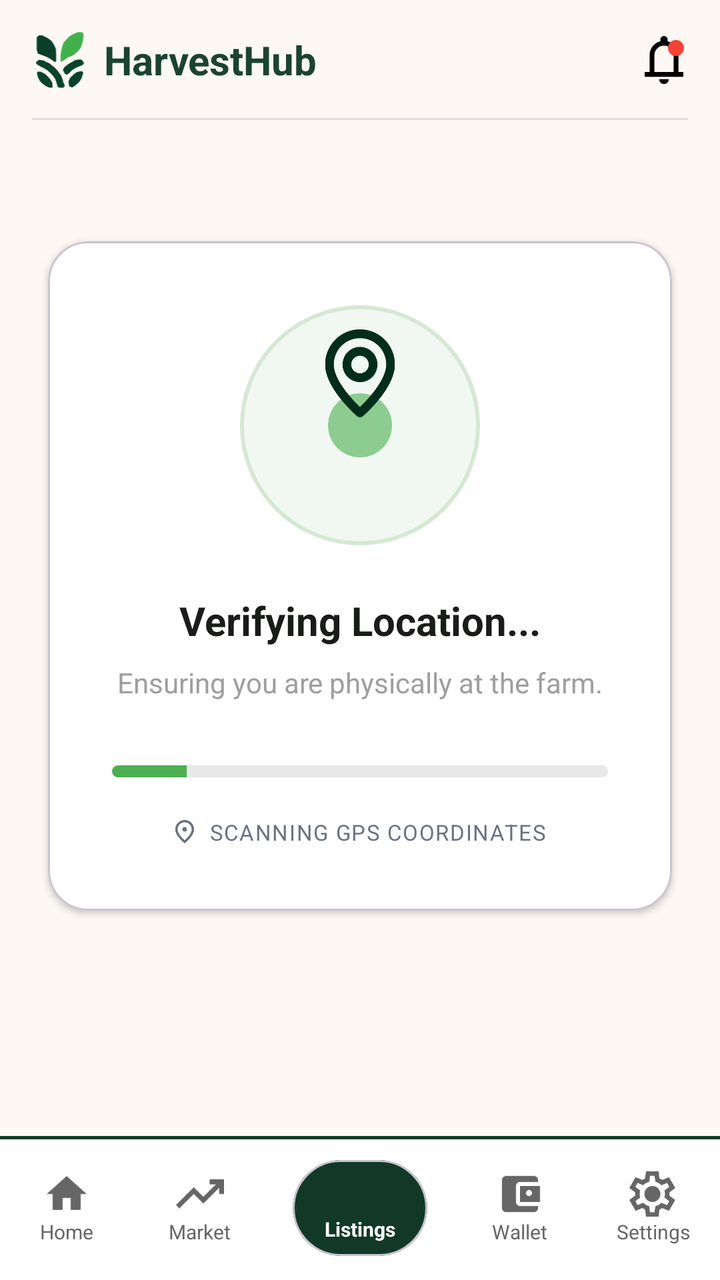
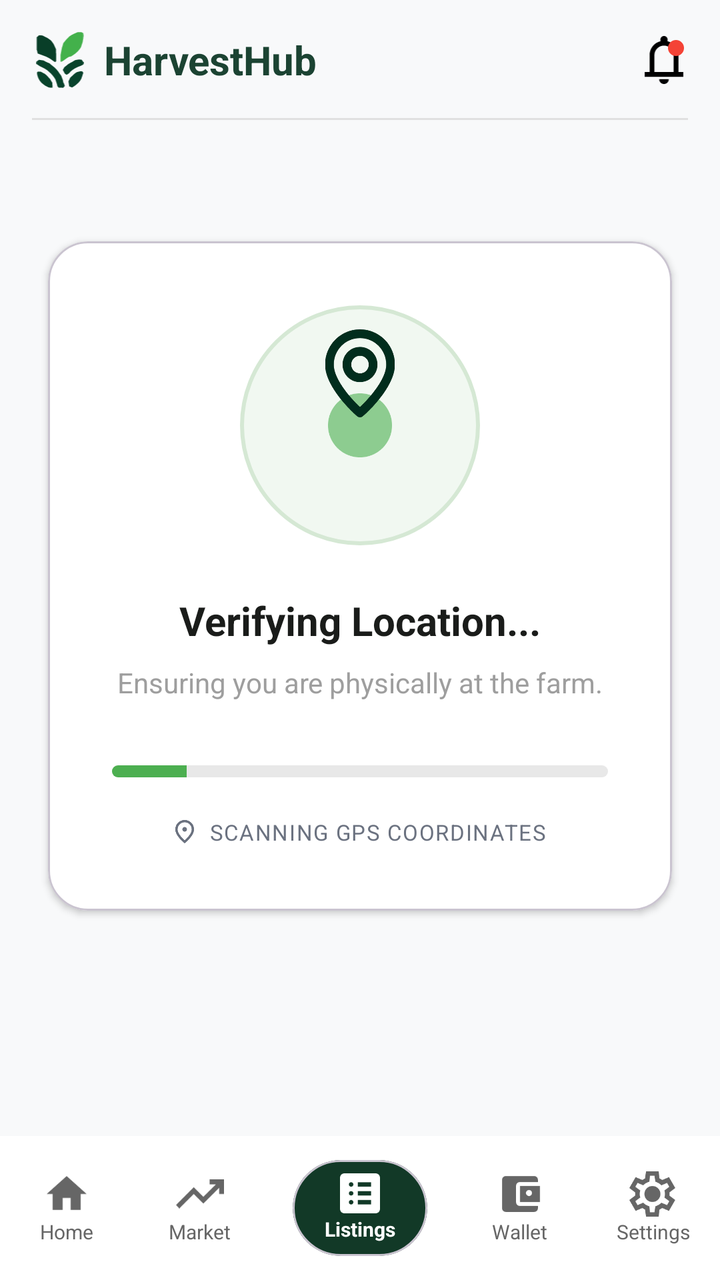

Screens rendered from an Android XML layout before and after an edit, with the pre-edit source and the edit as a unified diff.
<!-- AndroidManifest.xml: application theme Theme.HarvestHubMobile -->
<!-- res/layout/activity_location_verification.xml -->
<?xml version="1.0" encoding="utf-8"?>
<androidx.constraintlayout.widget.ConstraintLayout xmlns:android="http://schemas.android.com/apk/res/android"
    xmlns:app="http://schemas.android.com/apk/res-auto"
    xmlns:tools="http://schemas.android.com/tools"
    android:layout_width="match_parent"
    android:layout_height="match_parent"
    android:background="@color/bg_cream">

    
    <RelativeLayout
        android:id="@+id/topAppBar"
        android:layout_width="match_parent"
        android:layout_height="60dp"
        android:background="@color/bg_cream"
        android:paddingHorizontal="16dp"
        app:layout_constraintTop_toTopOf="parent">

        <LinearLayout
            android:layout_width="wrap_content"
            android:layout_height="wrap_content"
            android:layout_centerVertical="true"
            android:gravity="center_vertical"
            android:orientation="horizontal">

            <ImageView
                android:id="@+id/ivLogo"
                android:layout_width="28dp"
                android:layout_height="28dp"
                android:src="@drawable/ic_harvesthub_logo"
                tools:ignore="ContentDescription" />

            <TextView
                android:layout_width="wrap_content"
                android:layout_height="wrap_content"
                android:layout_marginStart="8dp"
                android:text="HarvestHub"
                android:textColor="@color/primary_green"
                android:textSize="20sp"
                android:textStyle="bold" />
        </LinearLayout>

        <FrameLayout
            android:layout_width="wrap_content"
            android:layout_height="wrap_content"
            android:layout_alignParentEnd="true"
            android:layout_centerVertical="true">

            <ImageView
                android:id="@+id/iconNotification"
                android:layout_width="24dp"
                android:layout_height="24dp"
                android:src="@drawable/ic_bell"
                app:tint="@color/black"
                tools:ignore="ContentDescription" />

            <View
                android:layout_width="8dp"
                android:layout_height="8dp"
                android:layout_gravity="top|end"
                android:layout_marginTop="2dp"
                android:layout_marginEnd="2dp"
                android:background="@drawable/badge_dot" />
        </FrameLayout>

        <View
            android:layout_width="match_parent"
            android:layout_height="1dp"
            android:layout_alignParentBottom="true"
            android:background="#E0E0E0" />
    </RelativeLayout>

    
    <com.google.android.material.card.MaterialCardView
        android:id="@+id/centerCard"
        android:layout_width="match_parent"
        android:layout_height="wrap_content"
        android:layout_marginHorizontal="24dp"
        app:cardBackgroundColor="@color/white"
        app:cardCornerRadius="20dp"
        app:cardElevation="2dp"
        app:layout_constraintBottom_toTopOf="@+id/bottomNavBar"
        app:layout_constraintTop_toBottomOf="@id/topAppBar"
        app:layout_constraintVertical_bias="0.35">

        <androidx.constraintlayout.widget.ConstraintLayout
            android:layout_width="match_parent"
            android:layout_height="wrap_content"
            android:padding="32dp">

            
            <FrameLayout
                android:id="@+id/circularGraphic"
                android:layout_width="120dp"
                android:layout_height="120dp"
                app:layout_constraintEnd_toEndOf="parent"
                app:layout_constraintStart_toStartOf="parent"
                app:layout_constraintTop_toTopOf="parent">

                <View
                    android:layout_width="match_parent"
                    android:layout_height="match_parent"
                    android:background="@drawable/bg_location_circle_ring" />

                
                <ImageView
                    android:layout_width="32dp"
                    android:layout_height="32dp"
                    android:layout_gravity="center"
                    android:src="@drawable/green"
                    tools:ignore="ContentDescription" />

                
                <ImageView
                    android:layout_width="44dp"
                    android:layout_height="44dp"
                    android:layout_gravity="center_horizontal"
                    android:layout_marginTop="12dp"
                    android:src="@drawable/biglocation"
                    tools:ignore="ContentDescription" />
            </FrameLayout>

            <TextView
                android:id="@+id/tvVerifying"
                android:layout_width="wrap_content"
                android:layout_height="wrap_content"
                android:layout_marginTop="24dp"
                android:text="Verifying Location..."
                android:textColor="@color/text_dark"
                android:textSize="20sp"
                android:textStyle="bold"
                app:layout_constraintEnd_toEndOf="parent"
                app:layout_constraintStart_toStartOf="parent"
                app:layout_constraintTop_toBottomOf="@id/circularGraphic" />

            <TextView
                android:id="@+id/tvSubtext"
                android:layout_width="wrap_content"
                android:layout_height="wrap_content"
                android:layout_marginTop="8dp"
                android:gravity="center"
                android:text="Ensuring you are physically at the farm."
                android:textColor="@color/text_gray"
                android:textSize="14sp"
                app:layout_constraintEnd_toEndOf="parent"
                app:layout_constraintStart_toStartOf="parent"
                app:layout_constraintTop_toBottomOf="@id/tvVerifying" />

            <ProgressBar
                android:id="@+id/locationProgressBar"
                style="@android:style/Widget.ProgressBar.Horizontal"
                android:layout_width="match_parent"
                android:layout_height="6dp"
                android:layout_marginTop="32dp"
                android:max="100"
                android:progress="15"
                android:progressDrawable="@drawable/progress_location_horizontal"
                app:layout_constraintTop_toBottomOf="@id/tvSubtext" />

            <LinearLayout
                android:layout_width="wrap_content"
                android:layout_height="wrap_content"
                android:layout_marginTop="20dp"
                android:gravity="center_vertical"
                android:orientation="horizontal"
                app:layout_constraintEnd_toEndOf="parent"
                app:layout_constraintStart_toStartOf="parent"
                app:layout_constraintTop_toBottomOf="@id/locationProgressBar">

                <ImageView
                    android:layout_width="12dp"
                    android:layout_height="12dp"
                    android:src="@drawable/ic_location"
                    app:tint="@color/text_gray_scanning"
                    tools:ignore="ContentDescription" />

                <TextView
                    android:layout_width="wrap_content"
                    android:layout_height="wrap_content"
                    android:layout_marginStart="6dp"
                    android:letterSpacing="0.05"
                    android:text="SCANNING GPS COORDINATES"
                    android:textColor="@color/text_gray_scanning"
                    android:textSize="11sp" />
            </LinearLayout>
        </androidx.constraintlayout.widget.ConstraintLayout>
    </com.google.android.material.card.MaterialCardView>

    
    <RelativeLayout
        android:id="@+id/bottomNavBar"
        android:layout_width="match_parent"
        android:layout_height="72dp"
        android:background="@color/white"
        app:layout_constraintBottom_toBottomOf="parent">

        
        <View
            android:layout_width="match_parent"
            android:layout_height="1.5dp"
            android:background="#123927" />

        <LinearLayout
            android:layout_width="match_parent"
            android:layout_height="match_parent"
            android:orientation="horizontal"
            android:gravity="center_vertical">

            
            <LinearLayout
                android:layout_width="0dp"
                android:layout_height="match_parent"
                android:layout_weight="1"
                android:gravity="center"
                android:orientation="vertical">
                <ImageView
                    android:layout_width="24dp"
                    android:layout_height="24dp"
                    android:src="@drawable/ic_home"
                    app:tint="#666666"
                    tools:ignore="ContentDescription" />
                <TextView
                    android:layout_width="wrap_content"
                    android:layout_height="wrap_content"
                    android:text="Home"
                    android:textColor="#666666"
                    android:textSize="10sp" />
            </LinearLayout>

            
            <LinearLayout
                android:layout_width="0dp"
                android:layout_height="match_parent"
                android:layout_weight="1"
                android:gravity="center"
                android:orientation="vertical">
                <ImageView
                    android:layout_width="24dp"
                    android:layout_height="24dp"
                    android:src="@drawable/ic_market"
                    app:tint="#666666"
                    tools:ignore="ContentDescription" />
                <TextView
                    android:layout_width="wrap_content"
                    android:layout_height="wrap_content"
                    android:text="Market"
                    android:textColor="#666666"
                    android:textSize="10sp" />
            </LinearLayout>

            
            <LinearLayout
                android:layout_width="0dp"
                android:layout_height="match_parent"
                android:layout_weight="1.4"
                android:gravity="center">

                <com.google.android.material.card.MaterialCardView
                    android:layout_width="wrap_content"
                    android:layout_height="48dp"
                    app:cardBackgroundColor="#123927"
                    app:cardCornerRadius="24dp"
                    app:cardElevation="0dp">

                    <LinearLayout
                        android:layout_width="wrap_content"
                        android:layout_height="match_parent"
                        android:orientation="vertical"
                        android:paddingHorizontal="16dp"
                        android:gravity="center">

                        <ImageView
                            android:layout_width="20dp"
                            android:layout_height="20dp"
                            android:src="@drawable/lstning"
                            app:tint="#FFFFFF"
                            tools:ignore="ContentDescription" />

                        <TextView
                            android:layout_width="wrap_content"
                            android:layout_height="wrap_content"
                            android:layout_marginTop="1dp"
                            android:text="Listings"
                            android:textColor="#FFFFFF"
                            android:textSize="10sp"
                            android:textStyle="bold" />
                    </LinearLayout>
                </com.google.android.material.card.MaterialCardView>
            </LinearLayout>

            
            <LinearLayout
                android:layout_width="0dp"
                android:layout_height="match_parent"
                android:layout_weight="1"
                android:gravity="center"
                android:orientation="vertical">
                <ImageView
                    android:layout_width="24dp"
                    android:layout_height="24dp"
                    android:src="@drawable/ic_wallet"
                    app:tint="#666666"
                    tools:ignore="ContentDescription" />
                <TextView
                    android:layout_width="wrap_content"
                    android:layout_height="wrap_content"
                    android:text="Wallet"
                    android:textColor="#666666"
                    android:textSize="10sp" />
            </LinearLayout>

            
            <LinearLayout
                android:layout_width="0dp"
                android:layout_height="match_parent"
                android:layout_weight="1"
                android:gravity="center"
                android:orientation="vertical">
                <ImageView
                    android:layout_width="24dp"
                    android:layout_height="24dp"
                    android:src="@drawable/ic_setting"
                    app:tint="#666666"
                    tools:ignore="ContentDescription" />
                <TextView
                    android:layout_width="wrap_content"
                    android:layout_height="wrap_content"
                    android:text="Settings"
                    android:textColor="#666666"
                    android:textSize="10sp" />
            </LinearLayout>

        </LinearLayout>
    </RelativeLayout>

</androidx.constraintlayout.widget.ConstraintLayout>
<!-- resources referenced by this layout -->
<resources>
  <color name="bg_cream">#FDF8F3</color>
  <color name="black">#FF000000</color>
  <color name="primary_green">#1B4332</color>
  <color name="text_dark">#1A1C1A</color>
  <color name="text_gray">#9E9E9E</color>
  <color name="text_gray_scanning">#6B7280</color>
  <color name="white">#FFFFFFFF</color>
  <!-- drawable badge_dot (drawable) -->
  <?xml version="1.0" encoding="utf-8"?>
  <shape xmlns:android="http://schemas.android.com/apk/res/android"
      android:shape="oval">
      <solid android:color="#F44336" />
      <size android:width="8dp" android:height="8dp" />
  </shape>
  <!-- drawable bg_location_circle_ring (drawable) -->
  <?xml version="1.0" encoding="utf-8"?>
  <shape xmlns:android="http://schemas.android.com/apk/res/android"
      android:shape="oval">
      <solid android:color="#F1F8F1" />
      <stroke
          android:width="2dp"
          android:color="#D5E8D4" />
      <size
          android:width="120dp"
          android:height="120dp" />
  </shape>
  <!-- drawable ic_home (drawable) -->
  <vector xmlns:android="http://schemas.android.com/apk/res/android"
      android:width="24dp"
      android:height="24dp"
      android:viewportWidth="24"
      android:viewportHeight="24">
      <path
          android:fillColor="#000000"
          android:pathData="M10,20v-6h4v6h5v-8h3L12,3L2,12h3v8z" />
  </vector>
  <!-- drawable ic_market (drawable) -->
  <vector xmlns:android="http://schemas.android.com/apk/res/android"
      android:width="20dp"
      android:height="12dp"
      android:viewportWidth="20"
      android:viewportHeight="12">
      <path
          android:fillColor="#414844"
          android:pathData="M1.4 12L0 10.6L7.4 3.15L11.4 7.15L16.6 2H14V0H20V6H18V3.4L11.4 10L7.4 6L1.4 12Z" />
  </vector>
  <!-- drawable lstning (drawable) -->
  <svg width="18" height="18" viewBox="0 0 18 18" fill="none" xmlns="http://www.w3.org/2000/svg">
  <path d="M5 14C5.28333 14 5.52083 13.9042 5.7125 13.7125C5.90417 13.5208 6 13.2833 6 13C6 12.7167 5.90417 12.4792 5.7125 12.2875C5.52083 12.0958 5.28333 12 5 12C4.71667 12 4.47917 12.0958 4.2875 12.2875C4.09583 12.4792 4 12.7167 4 13C4 13.2833 4.09583 13.5208 4.2875 13.7125C4.47917 13.9042 4.71667 14 5 14ZM5 10C5.28333 10 5.52083 9.90417 5.7125 9.7125C5.90417 9.52083 6 9.28333 6 9C6 8.71667 5.90417 8.47917 5.7125 8.2875C5.52083 8.09583 5.28333 8 5 8C4.71667 8 4.47917 8.09583 4.2875 8.2875C4.09583 8.47917 4 8.71667 4 9C4 9.28333 4.09583 9.52083 4.2875 9.7125C4.47917 9.90417 4.71667 10 5 10ZM5 6C5.28333 6 5.52083 5.90417 5.7125 5.7125C5.90417 5.52083 6 5.28333 6 5C6 4.71667 5.90417 4.47917 5.7125 4.2875C5.52083 4.09583 5.28333 4 5 4C4.71667 4 4.47917 4.09583 4.2875 4.2875C4.09583 4.47917 4 4.71667 4 5C4 5.28333 4.09583 5.52083 4.2875 5.7125C4.47917 5.90417 4.71667 6 5 6ZM8 14H14V12H8V14ZM8 10H14V8H8V10ZM8 6H14V4H8V6ZM2 18C1.45 18 0.979167 17.8042 0.5875 17.4125C0.195833 17.0208 0 16.55 0 16V2C0 1.45 0.195833 0.979167 0.5875 0.5875C0.979167 0.195833 1.45 0 2 0H16C16.55 0 17.0208 0.195833 17.4125 0.5875C17.8042 0.979167 18 1.45 18 2V16C18 16.55 17.8042 17.0208 17.4125 17.4125C17.0208 17.8042 16.55 18 16 18H2Z" fill="white"/>
  </svg>
  <style name="Theme.HarvestHubMobile" parent="Base.Theme.HarvestHubMobile" />
  <style name="Base.Theme.HarvestHubMobile" parent="Theme.Material3.DayNight.NoActionBar">
          
          <item name="colorPrimary">@color/primary_green</item>
          <item name="android:statusBarColor">@color/white</item>
          <item name="android:fontFamily">@font/plus_jakarta_sans</item>
      </style>
  <!-- unchanged entries left out for length: 8 -->
</resources>

<!-- the commit's change to res/layout/activity_location_verification.xml (unified diff, before → after) -->
@@ -4,14 +4,14 @@
     xmlns:tools="http://schemas.android.com/tools"
     android:layout_width="match_parent"
     android:layout_height="match_parent"
-    android:background="@color/bg_cream">
+    android:background="@color/bg_light">
 
     
     <RelativeLayout
         android:id="@+id/topAppBar"
         android:layout_width="match_parent"
         android:layout_height="60dp"
-        android:background="@color/bg_cream"
+        android:background="@color/bg_light"
         android:paddingHorizontal="16dp"
         app:layout_constraintTop_toTopOf="parent">
 
@@ -194,16 +194,12 @@
         app:layout_constraintBottom_toBottomOf="parent">
 
         
-        <View
-            android:layout_width="match_parent"
-            android:layout_height="1.5dp"
-            android:background="#123927" />
 
         <LinearLayout
             android:layout_width="match_parent"
             android:layout_height="match_parent"
-            android:orientation="horizontal"
-            android:gravity="center_vertical">
+            android:gravity="center_vertical"
+            android:orientation="horizontal">
 
             
             <LinearLayout
@@ -212,12 +208,14 @@
                 android:layout_weight="1"
                 android:gravity="center"
                 android:orientation="vertical">
+
                 <ImageView
                     android:layout_width="24dp"
                     android:layout_height="24dp"
                     android:src="@drawable/ic_home"
                     app:tint="#666666"
                     tools:ignore="ContentDescription" />
+
                 <TextView
                     android:layout_width="wrap_content"
                     android:layout_height="wrap_content"
@@ -233,12 +231,14 @@
                 android:layout_weight="1"
                 android:gravity="center"
                 android:orientation="vertical">
+
                 <ImageView
                     android:layout_width="24dp"
                     android:layout_height="24dp"
                     android:src="@drawable/ic_market"
                     app:tint="#666666"
                     tools:ignore="ContentDescription" />
+
                 <TextView
                     android:layout_width="wrap_content"
                     android:layout_height="wrap_content"
@@ -264,14 +264,14 @@
                     <LinearLayout
                         android:layout_width="wrap_content"
                         android:layout_height="match_parent"
+                        android:gravity="center"
                         android:orientation="vertical"
-                        android:paddingHorizontal="16dp"
-                        android:gravity="center">
+                        android:paddingHorizontal="16dp">
 
                         <ImageView
                             android:layout_width="20dp"
                             android:layout_height="20dp"
-                            android:src="@drawable/lstning"
+                            android:src="@drawable/ic_listings_icon_bottom_bar"
                             app:tint="#FFFFFF"
                             tools:ignore="ContentDescription" />
 
@@ -294,12 +294,14 @@
                 android:layout_weight="1"
                 android:gravity="center"
                 android:orientation="vertical">
+
                 <ImageView
                     android:layout_width="24dp"
                     android:layout_height="24dp"
                     android:src="@drawable/ic_wallet"
                     app:tint="#666666"
                     tools:ignore="ContentDescription" />
+
                 <TextView
                     android:layout_width="wrap_content"
                     android:layout_height="wrap_content"
@@ -315,12 +317,14 @@
                 android:layout_weight="1"
                 android:gravity="center"
                 android:orientation="vertical">
+
                 <ImageView
                     android:layout_width="24dp"
                     android:layout_height="24dp"
                     android:src="@drawable/ic_setting"
                     app:tint="#666666"
                     tools:ignore="ContentDescription" />
+
                 <TextView
                     android:layout_width="wrap_content"
                     android:layout_height="wrap_content"
<!-- resource entries referenced after the edit -->
@@ -1,6 +1,6 @@
 <!-- resources referenced by this layout -->
 <resources>
-  <color name="bg_cream">#FDF8F3</color>
+  <color name="bg_light">#F8F9FA</color>
   <color name="black">#FF000000</color>
   <color name="primary_green">#1B4332</color>
   <color name="text_dark">#1A1C1A</color>
@@ -36,6 +36,16 @@
           android:fillColor="#000000"
           android:pathData="M10,20v-6h4v6h5v-8h3L12,3L2,12h3v8z" />
   </vector>
+  <!-- drawable ic_listings_icon_bottom_bar (drawable) -->
+  <vector xmlns:android="http://schemas.android.com/apk/res/android"
+      android:width="18dp"
+      android:height="18dp"
+      android:viewportWidth="18"
+      android:viewportHeight="18">
+    <path
+        android:fillColor="#FFFFFF"
+        android:pathData="M5 14C5.28333 14 5.52083 13.9042 5.7125 13.7125C5.90417 13.5208 6 13.2833 6 13C6 12.7167 5.90417 12.4792 5.7125 12.2875C5.52083 12.0958 5.28333 12 5 12C4.71667 12 4.47917 12.0958 4.2875 12.2875C4.09583 12.4792 4 12.7167 4 13C4 13.2833 4.09583 13.5208 4.2875 13.7125C4.47917 13.9042 4.71667 14 5 14ZM5 10C5.28333 10 5.52083 9.90417 5.7125 9.7125C5.90417 9.52083 6 9.28333 6 9C6 8.71667 5.90417 8.47917 5.7125 8.2875C5.52083 8.09583 5.28333 8 5 8C4.71667 8 4.47917 8.09583 4.2875 8.2875C4.09583 8.47917 4 8.71667 4 9C4 9.28333 4.09583 9.52083 4.2875 9.7125C4.47917 9.90417 4.71667 10 5 10ZM5 6C5.28333 6 5.52083 5.90417 5.7125 5.7125C5.90417 5.52083 6 5.28333 6 5C6 4.71667 5.90417 4.47917 5.7125 4.2875C5.52083 4.09583 5.28333 4 5 4C4.71667 4 4.47917 4.09583 4.2875 4.2875C4.09583 4.47917 4 4.71667 4 5C4 5.28333 4.09583 5.52083 4.2875 5.7125C4.47917 5.90417 4.71667 6 5 6ZM8 14H14V12H8V14ZM8 10H14V8H8V10ZM8 6H14V4H8V6ZM2 18C1.45 18 0.979167 17.8042 0.5875 17.4125C0.195833 17.0208 0 16.55 0 16V2C0 1.45 0.195833 0.979167 0.5875 0.5875C0.979167 0.195833 1.45 0 2 0H16C16.55 0 17.0208 0.195833 17.4125 0.5875C17.8042 0.979167 18 1.45 18 2V16C18 16.55 17.8042 17.0208 17.4125 17.4125C17.0208 17.8042 16.55 18 16 18H2Z"/>
+  </vector>
   <!-- drawable ic_market (drawable) -->
   <vector xmlns:android="http://schemas.android.com/apk/res/android"
       android:width="20dp"
@@ -46,10 +56,6 @@
           android:fillColor="#414844"
           android:pathData="M1.4 12L0 10.6L7.4 3.15L11.4 7.15L16.6 2H14V0H20V6H18V3.4L11.4 10L7.4 6L1.4 12Z" />
   </vector>
-  <!-- drawable lstning (drawable) -->
-  <svg width="18" height="18" viewBox="0 0 18 18" fill="none" xmlns="http://www.w3.org/2000/svg">
-  <path d="M5 14C5.28333 14 5.52083 13.9042 5.7125 13.7125C5.90417 13.5208 6 13.2833 6 13C6 12.7167 5.90417 12.4792 5.7125 12.2875C5.52083 12.0958 5.28333 12 5 12C4.71667 12 4.47917 12.0958 4.2875 12.2875C4.09583 12.4792 4 12.7167 4 13C4 13.2833 4.09583 13.5208 4.2875 13.7125C4.47917 13.9042 4.71667 14 5 14ZM5 10C5.28333 10 5.52083 9.90417 5.7125 9.7125C5.90417 9.52083 6 9.28333 6 9C6 8.71667 5.90417 8.47917 5.7125 8.2875C5.52083 8.09583 5.28333 8 5 8C4.71667 8 4.47917 8.09583 4.2875 8.2875C4.09583 8.47917 4 8.71667 4 9C4 9.28333 4.09583 9.52083 4.2875 9.7125C4.47917 9.90417 4.71667 10 5 10ZM5 6C5.28333 6 5.52083 5.90417 5.7125 5.7125C5.90417 5.52083 6 5.28333 6 5C6 4.71667 5.90417 4.47917 5.7125 4.2875C5.52083 4.09583 5.28333 4 5 4C4.71667 4 4.47917 4.09583 4.2875 4.2875C4.09583 4.47917 4 4.71667 4 5C4 5.28333 4.09583 5.52083 4.2875 5.7125C4.47917 5.90417 4.71667 6 5 6ZM8 14H14V12H8V14ZM8 10H14V8H8V10ZM8 6H14V4H8V6ZM2 18C1.45 18 0.979167 17.8042 0.5875 17.4125C0.195833 17.0208 0 16.55 0 16V2C0 1.45 0.195833 0.979167 0.5875 0.5875C0.979167 0.195833 1.45 0 2 0H16C16.55 0 17.0208 0.195833 17.4125 0.5875C17.8042 0.979167 18 1.45 18 2V16C18 16.55 17.8042 17.0208 17.4125 17.4125C17.0208 17.8042 16.55 18 16 18H2Z" fill="white"/>
-  </svg>
   <style name="Theme.HarvestHubMobile" parent="Base.Theme.HarvestHubMobile" />
   <style name="Base.Theme.HarvestHubMobile" parent="Theme.Material3.DayNight.NoActionBar">
           
